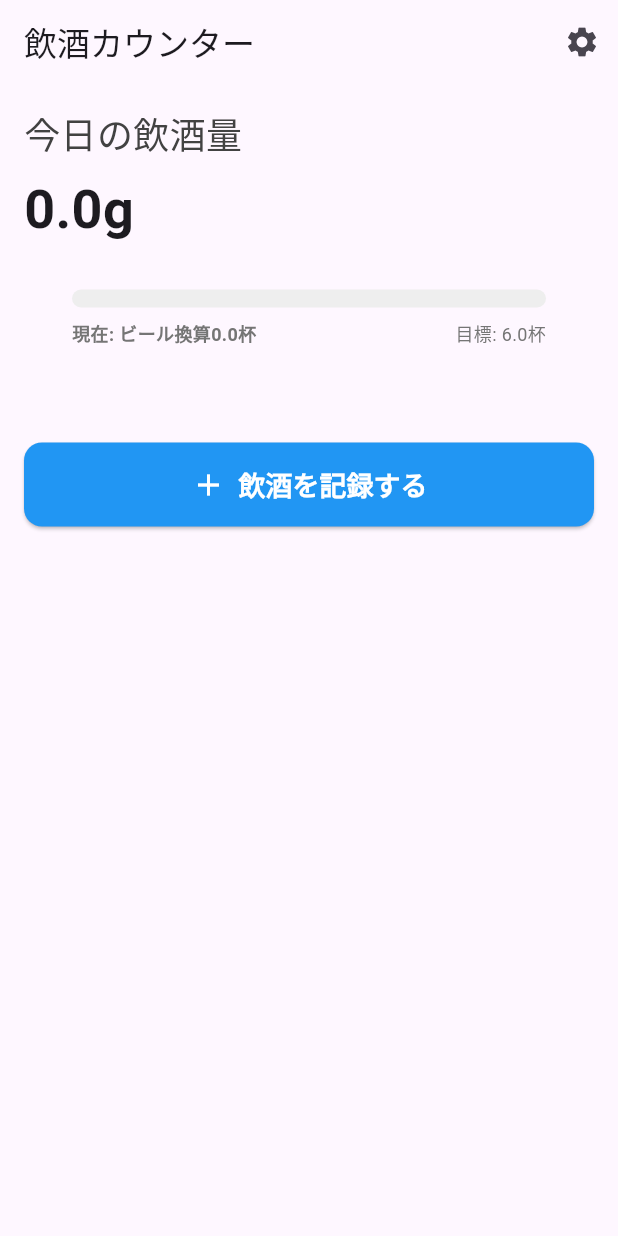
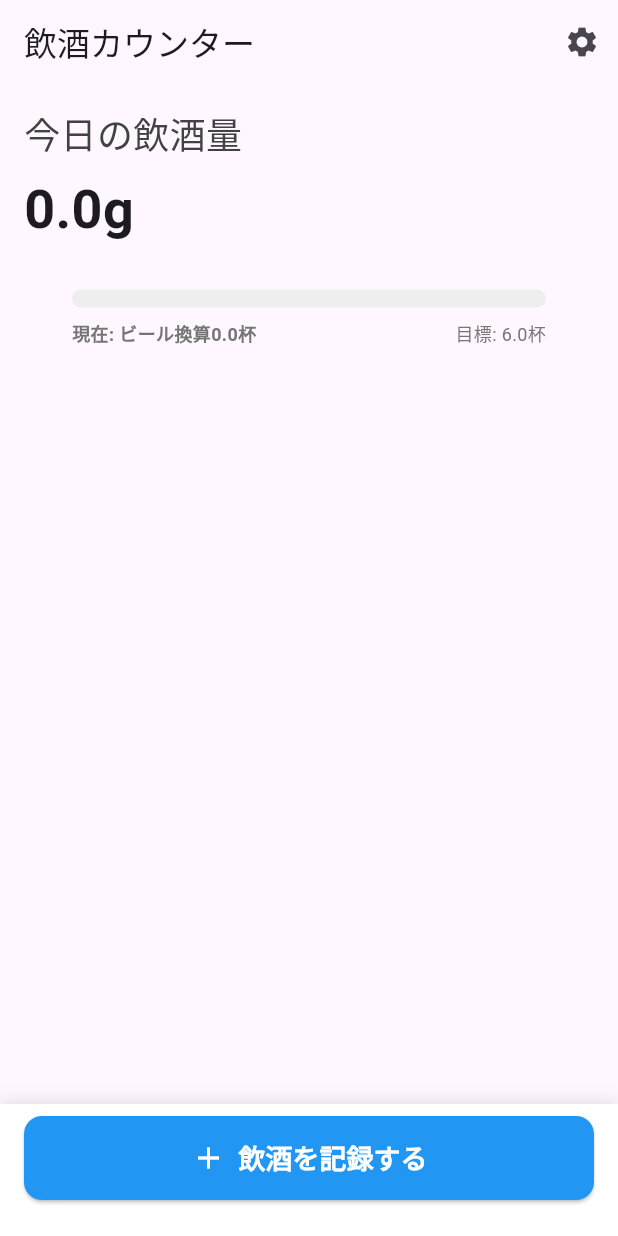
Before and after one commit to cbryotaro/alcohol_counter, a Flutter app: the screen it shows after launch, on a phone screen of 412 x 824 dp. Run offline on Flutter 3.47's test engine with Material 3 defaults, Android fonts, the phone set to English and light mode, and no system bars; our stand-ins replace shared_preferences.

Commit message:
UI微調整

```diff
--- a/lib/screens/main_screen.dart
+++ b/lib/screens/main_screen.dart
@@ -264,6 +264,54 @@ class _MainScreenState extends State<MainScreen> {
   @override
   Widget build(BuildContext context) {
     return Scaffold(
+      bottomNavigationBar: Container(
+        padding: const EdgeInsets.fromLTRB(16, 8, 16, 24), // 下部に十分なパディングを設定
+        decoration: BoxDecoration(
+          color: Colors.white,
+          boxShadow: [
+            BoxShadow(
+              color: Colors.black.withOpacity(0.1),
+              blurRadius: 8,
+              offset: const Offset(0, -2),
+            ),
+          ],
+        ),
+        child: SizedBox(
+          width: double.infinity,
+          height: 56,
+          child: ElevatedButton(
+            onPressed: () {
+              Navigator.push(
+                context,
+                MaterialPageRoute(
+                  builder: (context) => InputScreen(
+                    onRecordSaved: _handleRecordSaved,
+                  ),
+                ),
+              );
+            },
+            style: ElevatedButton.styleFrom(
+              backgroundColor: Colors.blue,
+              foregroundColor: Colors.white,
+              textStyle: const TextStyle(
+                fontSize: 18,
+                fontWeight: FontWeight.bold,
+              ),
+              shape: RoundedRectangleBorder(
+                borderRadius: BorderRadius.circular(12),
+              ),
+            ),
+            child: const Row(
+              mainAxisAlignment: MainAxisAlignment.center,
+              children: [
+                Icon(Icons.add, size: 24),
+                SizedBox(width: 8),
+                Text('飲酒を記録する'),
+              ],
+            ),
+          ),
+        ),
+      ),
       appBar: AppBar(
         title: const Text('飲酒カウンター'),
         actions: [
@@ -437,44 +485,8 @@ class _MainScreenState extends State<MainScreen> {
                 ),
               ),
             ],
-            const SizedBox(height: 40),
-            SizedBox(
-              width: double.infinity, // ボタンを画面幅いっぱいに
-              height: 56, // 高さを十分に確保
-              child: ElevatedButton(
-                onPressed: () {
-                  Navigator.push(
-                    context,
-                    MaterialPageRoute(
-                      builder: (context) => InputScreen(
-                        onRecordSaved: _handleRecordSaved,
-                      ),
-                    ),
-                  );
-                },
-                style: ElevatedButton.styleFrom(
-                  backgroundColor: Colors.blue, // 背景色を青に
-                  foregroundColor: Colors.white, // テキストを白に
-                  textStyle: const TextStyle(
-                    fontSize: 18, // フォントサイズを大きく
-                    fontWeight: FontWeight.bold, // 太字に
-                  ),
-                  shape: RoundedRectangleBorder(
-                    borderRadius: BorderRadius.circular(12), // 角を丸く
-                  ),
-                ),
-                child: const Row(
-                  mainAxisAlignment: MainAxisAlignment.center,
-                  children: [
-                    Icon(Icons.add, size: 24), // アイコンを追加
-                    SizedBox(width: 8), // アイコンとテキストの間隔
-                    Text('飲酒を記録する'),
-                  ],
-                ),
-              ),
-            ),
+            const SizedBox(height: 20),
             if (_drinkHistory.isNotEmpty) ...[
-              const SizedBox(height: 32),
               const Padding(
                 padding: EdgeInsets.all(16.0),
                 child: Text(
```
